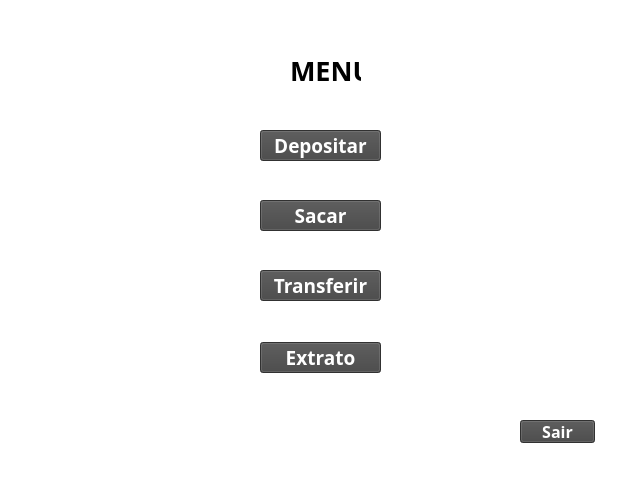
Before: the Qt Designer form Projeto_Conta/tela_menu.ui in elievelton/Git, drawn with Qt 5.
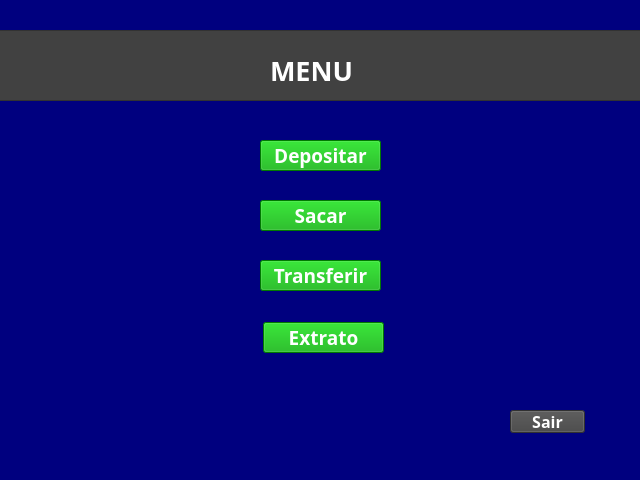
After: the same form once the commit is applied.

Commit message: Feat: Novas Telas

What changed in the file:
```diff
--- a/Projeto_Conta/tela_menu.ui
+++ b/Projeto_Conta/tela_menu.ui
@@ -14,36 +14,14 @@
    <string>MainWindow</string>
   </property>
   <property name="styleSheet">
-   <string notr="true">background-color: rgb(255, 255, 255);</string>
+   <string notr="true">background-color: rgb(0, 0, 127);</string>
   </property>
   <widget class="QWidget" name="centralwidget">
-   <widget class="QLabel" name="label">
-    <property name="geometry">
-     <rect>
-      <x>290</x>
-      <y>50</y>
-      <width>71</width>
-      <height>41</height>
-     </rect>
-    </property>
-    <property name="font">
-     <font>
-      <family>Bahnschrift</family>
-      <pointsize>20</pointsize>
-      <weight>75</weight>
-      <bold>true</bold>
-      <underline>false</underline>
-     </font>
-    </property>
-    <property name="text">
-     <string>MENU</string>
-    </property>
-   </widget>
    <widget class="QPushButton" name="pushButton">
     <property name="geometry">
      <rect>
       <x>260</x>
-      <y>130</y>
+      <y>140</y>
       <width>121</width>
       <height>31</height>
      </rect>
@@ -58,7 +36,7 @@
     </property>
     <property name="styleSheet">
      <string notr="true">color: rgb(255, 255, 255);
-background-color: rgb(68, 68, 68);</string>
+background-color: rgb(0, 170, 0);</string>
     </property>
     <property name="text">
      <string>Depositar</string>
@@ -83,7 +61,7 @@
     </property>
     <property name="styleSheet">
      <string notr="true">color: rgb(255, 255, 255);
-background-color: rgb(68, 68, 68);</string>
+background-color: rgb(0, 170, 0);</string>
     </property>
     <property name="text">
      <string>Sacar</string>
@@ -93,7 +71,7 @@
     <property name="geometry">
      <rect>
       <x>260</x>
-      <y>270</y>
+      <y>260</y>
       <width>121</width>
       <height>31</height>
      </rect>
@@ -108,7 +86,7 @@
     </property>
     <property name="styleSheet">
      <string notr="true">color: rgb(255, 255, 255);
-background-color: rgb(68, 68, 68);</string>
+background-color: rgb(0, 170, 0);</string>
     </property>
     <property name="text">
      <string>Transferir</string>
@@ -117,8 +95,8 @@
    <widget class="QPushButton" name="pushButton_4">
     <property name="geometry">
      <rect>
-      <x>260</x>
-      <y>342</y>
+      <x>263</x>
+      <y>322</y>
       <width>121</width>
       <height>31</height>
      </rect>
@@ -133,7 +111,7 @@
     </property>
     <property name="styleSheet">
      <string notr="true">color: rgb(255, 255, 255);
-background-color: rgb(68, 68, 68);</string>
+background-color: rgb(0, 170, 0);</string>
     </property>
     <property name="text">
      <string>Extrato</string>
@@ -142,8 +120,8 @@
    <widget class="QPushButton" name="pushButton_5">
     <property name="geometry">
      <rect>
-      <x>520</x>
-      <y>420</y>
+      <x>510</x>
+      <y>410</y>
       <width>75</width>
       <height>23</height>
      </rect>
@@ -165,6 +143,50 @@
      <string>Sair</string>
     </property>
    </widget>
+   <widget class="QFrame" name="frame">
+    <property name="geometry">
+     <rect>
+      <x>-10</x>
+      <y>30</y>
+      <width>661</width>
+      <height>71</height>
+     </rect>
+    </property>
+    <property name="styleSheet">
+     <string notr="true">background-color: rgb(65, 65, 65);</string>
+    </property>
+    <property name="frameShape">
+     <enum>QFrame::StyledPanel</enum>
+    </property>
+    <property name="frameShadow">
+     <enum>QFrame::Raised</enum>
+    </property>
+    <widget class="QLabel" name="label">
+     <property name="geometry">
+      <rect>
+       <x>280</x>
+       <y>20</y>
+       <width>121</width>
+       <height>41</height>
+      </rect>
+     </property>
+     <property name="font">
+      <font>
+       <family>Bahnschrift</family>
+       <pointsize>20</pointsize>
+       <weight>75</weight>
+       <bold>true</bold>
+       <underline>false</underline>
+      </font>
+     </property>
+     <property name="styleSheet">
+      <string notr="true">color: rgb(255, 255, 255);</string>
+     </property>
+     <property name="text">
+      <string>MENU</string>
+     </property>
+    </widget>
+   </widget>
   </widget>
   <widget class="QStatusBar" name="statusbar"/>
  </widget>
```
The commit also changes 33 other files.
